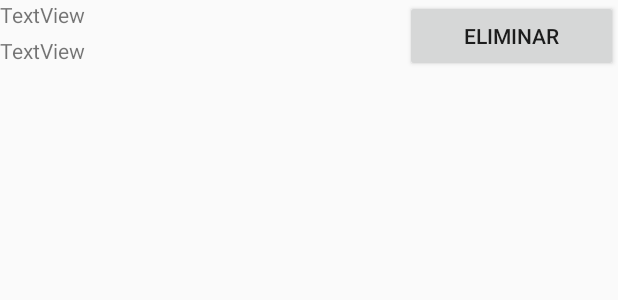
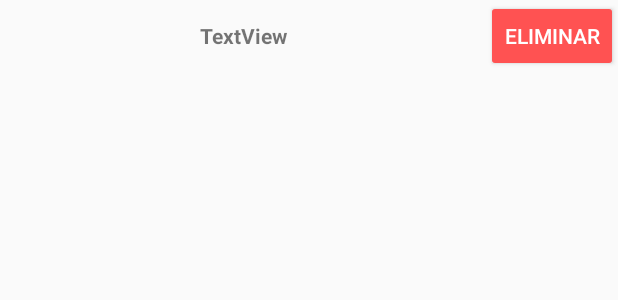
Before and after one commit to lscantillo/ProjectMidSem-master, an Android app: the layout subject_list.xml on its own in the app's theme, with its tools: preview values and no code run, on a phone screen of 412 x 824 dp. Shown: the top 300 px of the screen. Run offline under Robolectric (Android 15) with nearby library versions, the phone set to English and light mode, and no system bars.

Commit message:
Finally working Subject List View with Database.

```diff
--- a/app/src/main/res/layout/subject_list.xml
+++ b/app/src/main/res/layout/subject_list.xml
@@ -11,31 +11,28 @@
         tools:ignore="UselessParent">
 
         <LinearLayout
-            android:layout_width="wrap_content"
+            android:layout_width="0dp"
             android:layout_height="match_parent"
-            android:layout_weight="4"
+            android:layout_weight="10"
             android:orientation="vertical">
 
             <TextView
                 android:id="@+id/tvSubjectName"
                 android:layout_width="match_parent"
                 android:layout_height="match_parent"
-                android:layout_weight="1"
-                android:text="TextView" />
+                android:fontFamily="sans-serif"
+                android:gravity="center_vertical|center_horizontal"
+                android:text="TextView"
+                android:textSize="14sp"
+                android:textStyle="bold" />
 
-            <TextView
-                android:id="@+id/tvStudentNumber"
-                android:layout_width="match_parent"
-                android:layout_height="match_parent"
-                android:layout_weight="1"
-                android:text="TextView" />
         </LinearLayout>
 
         <Button
             android:id="@+id/btnDeleteSubject"
+            style="@style/Widget.AppCompat.Button.Colored"
             android:layout_width="wrap_content"
             android:layout_height="wrap_content"
-            android:layout_weight="1"
             android:text="Eliminar" />
 
     </LinearLayout>
```
Also changed, not shown: app/src/main/java/com/uninorte/projectmidsem/CreateSubject.java (+32 -6 lines), app/src/main/java/com/uninorte/projectmidsem/CustomAdapter.java (added, +63 -0 lines), app/src/main/java/com/uninorte/projectmidsem/DataEntryDAO.java (+21 -0 lines), app/src/main/res/layout/activity_create_subject.xml (+10 -11 lines).
